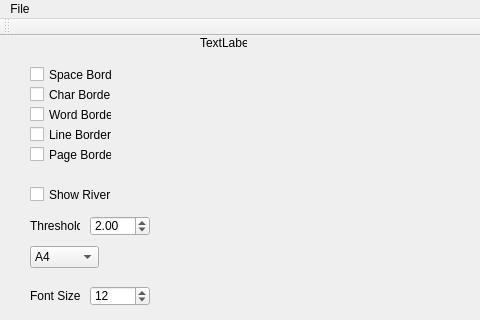
The window that viewer.ui (liligeng111/typesetter) describes before a commit, drawn with Qt 5; both pictures show x 0 to 480 and y 0 to 320 of the 897 by 642 pixel window.
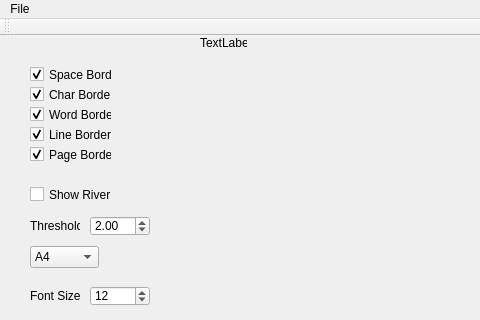
The same window after the commit.

Diff of the .ui file:
```diff
--- a/viewer.ui
+++ b/viewer.ui
@@ -130,6 +130,9 @@
     <property name="text">
      <string>Space Border</string>
     </property>
+    <property name="checked">
+     <bool>true</bool>
+    </property>
    </widget>
    <widget class="QCheckBox" name="wordBorderButton">
     <property name="geometry">
@@ -143,6 +146,9 @@
     <property name="text">
      <string>Word Border</string>
     </property>
+    <property name="checked">
+     <bool>true</bool>
+    </property>
    </widget>
    <widget class="QCheckBox" name="charBorderButton">
     <property name="geometry">
@@ -156,6 +162,9 @@
     <property name="text">
      <string>Char Border</string>
     </property>
+    <property name="checked">
+     <bool>true</bool>
+    </property>
    </widget>
    <widget class="QCheckBox" name="pageBorderButton">
     <property name="geometry">
@@ -169,6 +178,9 @@
     <property name="text">
      <string>Page Border</string>
     </property>
+    <property name="checked">
+     <bool>true</bool>
+    </property>
    </widget>
    <widget class="QCheckBox" name="lineBorderButton">
     <property name="geometry">
@@ -182,6 +194,9 @@
     <property name="text">
      <string>Line Border</string>
     </property>
+    <property name="checked">
+     <bool>true</bool>
+    </property>
    </widget>
    <widget class="QCheckBox" name="riverButton">
     <property name="geometry">
```
